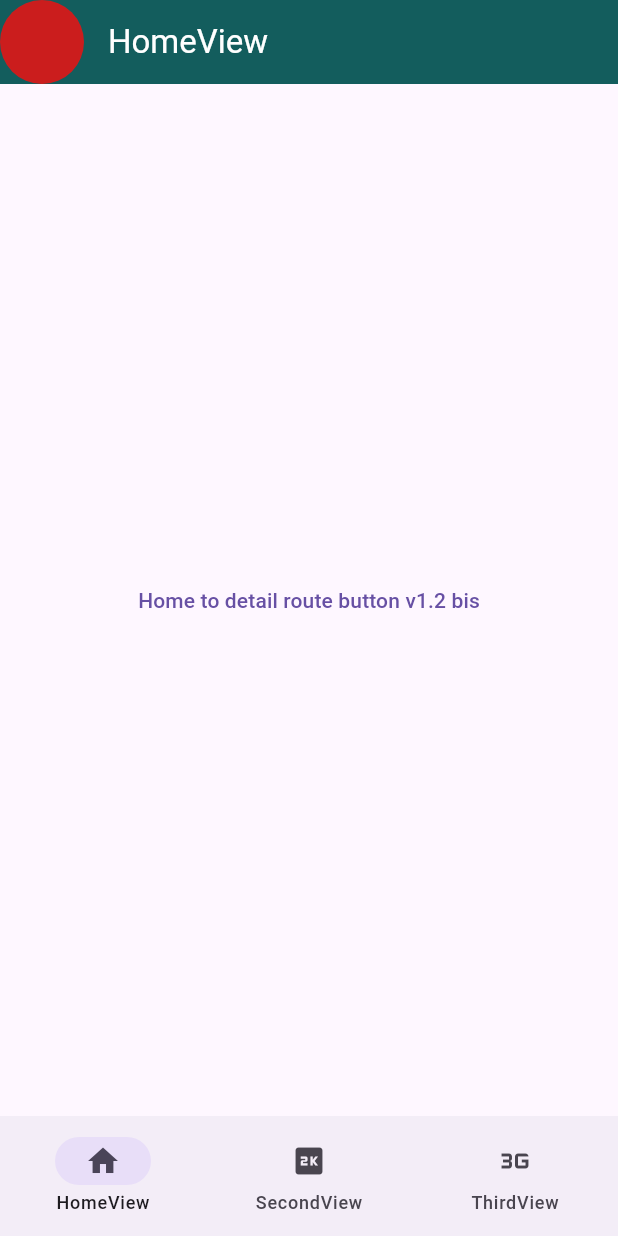
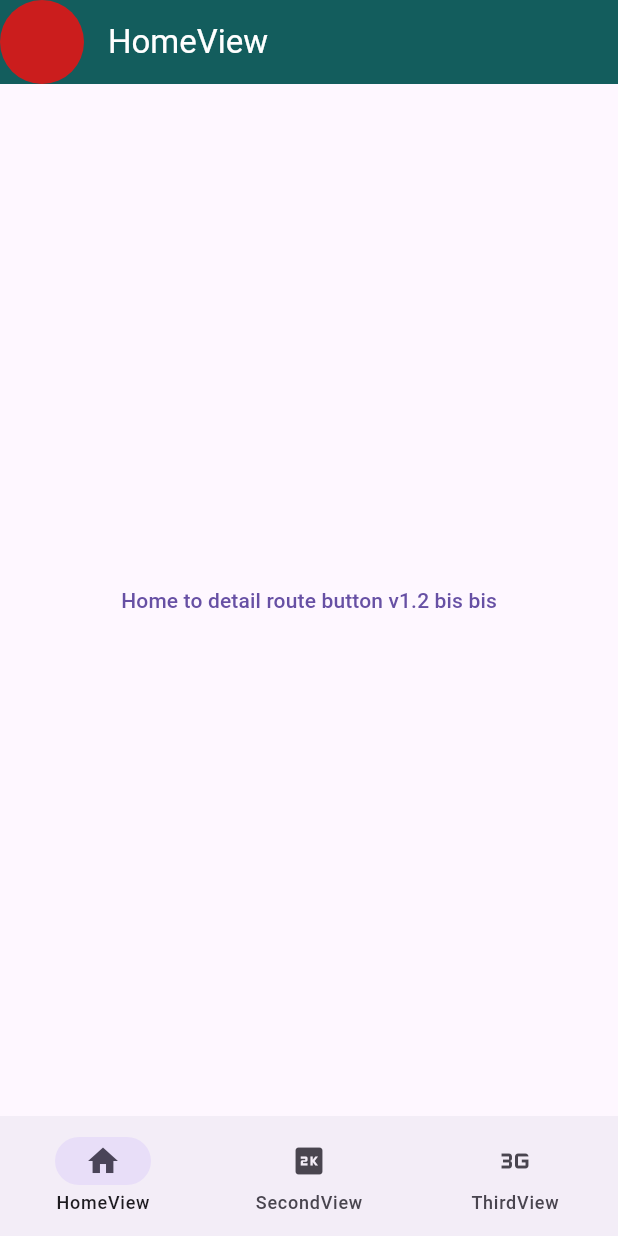
Before and after one commit to Slupshi/poc_navigation, a Flutter app: the screen it shows after launch, on a phone screen of 412 x 824 dp. Run offline on Flutter 3.47's test engine with Material 3 defaults, Android fonts, the light colour scheme and no system bars; our stand-ins replace go_router.

Commit message:
test tag 1.2

```diff
--- a/lib/screens/home_view.dart
+++ b/lib/screens/home_view.dart
@@ -12,7 +12,7 @@ class HomeView extends StatelessWidget {
       hasLeadingAvatar: true,
       body: Center(
         child: TextButton(
-          child: const Text("Home to detail route button v1.2 bis"),
+          child: const Text("Home to detail route button v1.2 bis bis"),
           onPressed: () => const HomeDetailViewRouteData(id: 456).go(context),
         ),
       ),
```
